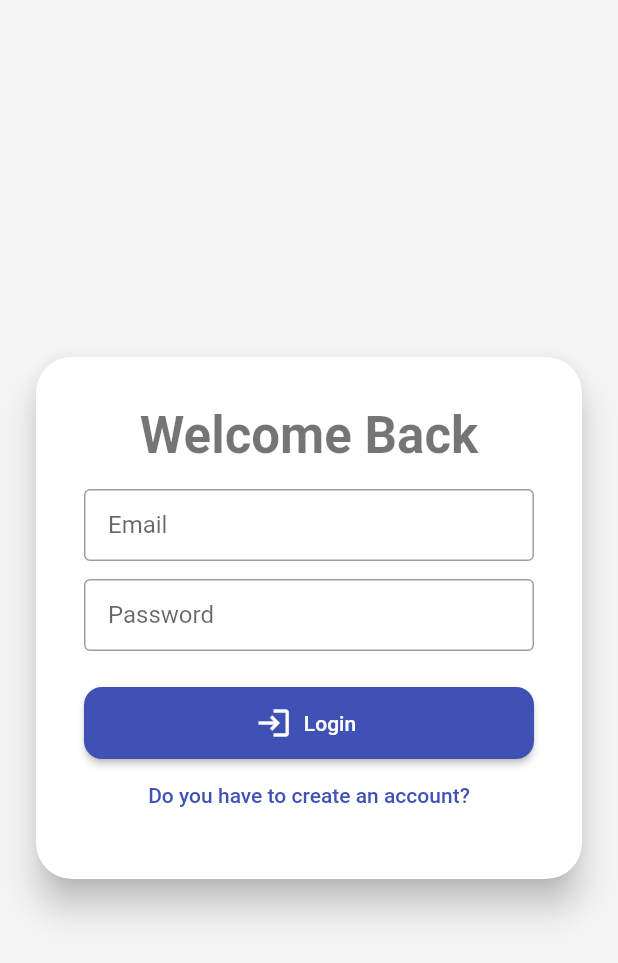
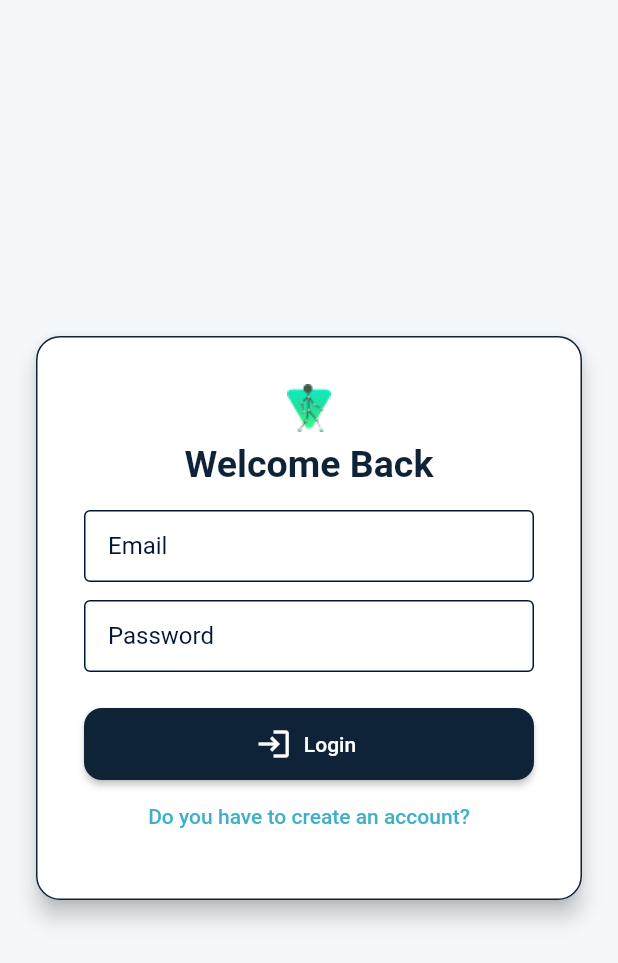
Before and after one commit to Sarmilapm/flutter-dashboard-web, a Flutter app: the screen it shows after launch, on a phone screen of 412 x 824 dp. Shown: the top 963 px of the screen. Run offline on Flutter 3.47's test engine with Material 2 defaults, Android fonts, the phone set to English and light mode, and no system bars; our stand-ins replace firebase_auth, firebase_core, fl_chart; accounts and stored records are empty.

Commit message:
Changes according modifications

```diff
--- a/lib/main.dart
+++ b/lib/main.dart
@@ -1,5 +1,7 @@
+import 'package:dashboard_app/providers/dashboard_provider.dart';
 import 'package:flutter/material.dart';
 import 'package:firebase_core/firebase_core.dart';
+import 'package:provider/provider.dart';
 import 'firebase_options.dart';
 import 'pages/login_page.dart';
 
@@ -14,18 +16,40 @@ void main() async {
 class MyApp extends StatelessWidget {
   @override
   Widget build(BuildContext context) {
-    return MaterialApp(
+    return ChangeNotifierProvider(
+        create: (_) => DashboardProvider(),
+    child:MaterialApp(
       title: 'Analytics Dashboard',
       debugShowCheckedModeBanner: false,
       theme: ThemeData(
-        primarySwatch: Colors.indigo,
-        scaffoldBackgroundColor: const Color(0xFFF5F6FA),
+        primaryColor: const Color(0xFF0E2238),
+        scaffoldBackgroundColor: const Color(0xFFF5F8FA),
+        colorScheme: ColorScheme.fromSeed(
+          seedColor: Color(0xFF3EB1C8),
+          primary: Color(0xFF0E2238),
+          secondary: Color(0xFF3EB1C8),
+          background: Color(0xFFF5F8FA),
+        ),
+        appBarTheme: const AppBarTheme(
+          backgroundColor: Color(0xFF0E2238),
+          foregroundColor: Colors.white,
+        ),
         inputDecorationTheme: const InputDecorationTheme(
           border: OutlineInputBorder(),
+          enabledBorder: OutlineInputBorder(
+            borderSide: BorderSide(color: Color(0xFF011638)),
+          ),
+          focusedBorder: OutlineInputBorder(
+            borderSide: BorderSide(color: Color(0xFF3EB1C8)),
+          ),
+          labelStyle: TextStyle(color: Color(0xFF011638)),
           contentPadding: EdgeInsets.symmetric(horizontal: 16, vertical: 12),
+        ),
+        textSelectionTheme: TextSelectionThemeData(
+          cursorColor: Color(0xFF3EB1C8),
         ),
       ),
       home: const LoginPage(),
-    );
+    ));
   }
 }
--- a/lib/pages/login_page.dart
+++ b/lib/pages/login_page.dart
@@ -48,15 +48,16 @@ class _LoginPageState extends State<LoginPage> {
 
   @override
   Widget build(BuildContext context) {
-    final theme = Theme.of(context);
-
     return Scaffold(
-      backgroundColor: Colors.grey[100],
+      backgroundColor: const Color(0xFFF5F8FA),
       body: Center(
         child: Card(
-          elevation: 10,
-          shape:
-              RoundedRectangleBorder(borderRadius: BorderRadius.circular(24)),
+          elevation: 6,
+          shape: RoundedRectangleBorder(
+            borderRadius: BorderRadius.circular(16),
+            side: BorderSide(color: Color(0xFF0E2238), width: 1),
+          ),
+          color: Colors.white,
           margin: const EdgeInsets.symmetric(horizontal: 24),
           child: AnimatedContainer(
             duration: const Duration(milliseconds: 300),
@@ -65,21 +66,36 @@ class _LoginPageState extends State<LoginPage> {
             child: Column(
               mainAxisSize: MainAxisSize.min,
               children: [
+                Image.asset('assets/images/logo.png'),
+                const SizedBox(height: 7),
                 Text(
                   _isLoginMode ? 'Welcome Back' : 'Create Account',
-                  style: theme.textTheme.headlineMedium
-                      ?.copyWith(fontWeight: FontWeight.bold),
+                  style: TextStyle(
+                    fontSize: 25,
+                    fontWeight: FontWeight.bold,
+                    color: Color(0xFF0E2238),
+                  ),
                 ),
                 const SizedBox(height: 16),
                 TextField(
                   controller: _emailController,
-                  decoration: const InputDecoration(labelText: 'Email'),
+                  decoration: InputDecoration(
+                    labelText: 'Email',
+                    filled: true,
+                    fillColor: Colors.white,
+                    border: OutlineInputBorder(borderRadius: BorderRadius.circular(8)),
+                  ),
                 ),
                 const SizedBox(height: 12),
                 TextField(
                   controller: _passwordController,
                   obscureText: true,
-                  decoration: const InputDecoration(labelText: 'Password'),
+                  decoration: InputDecoration(
+                    labelText: 'Password',
+                    filled: true,
+                    fillColor: Colors.white,
+                    border: OutlineInputBorder(borderRadius: BorderRadius.circular(8)),
+                  ),
                 ),
                 if (_error != null) ...[
                   const SizedBox(height: 12),
@@ -91,20 +107,27 @@ class _LoginPageState extends State<LoginPage> {
                     ? const CircularProgressIndicator()
                     : ElevatedButton.icon(
                   onPressed: _submit,
-                        icon: const Icon(Icons.login),
-                        label: Text(_isLoginMode ? 'Login' : 'Sign Up'),
+                  icon: const Icon(Icons.login, color: Colors.white),
+                  label: Text(
+                    _isLoginMode ? 'Login' : 'Sign Up',
+                    style: const TextStyle(color: Colors.white),
+                  ),
                   style: ElevatedButton.styleFrom(
-                          backgroundColor: Colors.indigo,
+                    backgroundColor: const Color(0xFF0E2238),
                     shape: RoundedRectangleBorder(
-                              borderRadius: BorderRadius.circular(12)),
+                      borderRadius: BorderRadius.circular(12),
+                    ),
                     minimumSize: const Size.fromHeight(48),
                   ),
                 ),
                 TextButton(
                   onPressed: _toggleMode,
-                  child: Text(_isLoginMode
+                  child: Text(
+                    _isLoginMode
                         ? 'Do you have to create an account?'
-                      : 'Already you have an account? Please Login.'),
+                        : 'Already have an account? Please Login.',
+                    style: const TextStyle(color: Color(0xFF3EB1C8)), // Accent color
+                  ),
                 ),
               ],
             ),
--- /dev/null
+++ b/lib/providers/dashboard_provider.dart
@@ -0,0 +1,73 @@
+import 'package:flutter/material.dart';
+import '../models/dashboard_data.dart';
+import '../services/csv_parser.dart';
+
+class DashboardProvider extends ChangeNotifier {
+  List<DashboardData> _allData = [];
+  List<DashboardData> _filteredData = [];
+
+  String? _selectedSite;
+  String? _selectedIndividual;
+  DateTime? _selectedDate;
+
+  bool _isLoading = true;
+
+  List<DashboardData> get filteredData => _filteredData;
+  List<DashboardData> get allData => _allData;
+  bool get isLoading => _isLoading;
+  String? get selectedSite => _selectedSite;
+  String? get selectedIndividual => _selectedIndividual;
+  DateTime? get selectedDate => _selectedDate;
+
+  DashboardProvider() {
+    loadCSVData();
+  }
+
+  Future<void> loadCSVData() async {
+    _isLoading = true;
+    notifyListeners();
+
+    final data = await CSVParser.loadDashboardData();
+    _allData = data;
+    _filteredData = data;
+    _isLoading = false;
+    notifyListeners();
+  }
+
+  void applyFilters() {
+    _filteredData = _allData.where((d) {
+      final matchSite = _selectedSite == null || d.site == _selectedSite;
+      final matchInd = _selectedIndividual == null || d.individual == _selectedIndividual;
+      final matchDate = _selectedDate == null ||
+          (d.date.year == _selectedDate!.year &&
+              d.date.month == _selectedDate!.month &&
+              d.date.day == _selectedDate!.day);
+      return matchSite && matchInd && matchDate;
+    }).toList();
+    notifyListeners();
+  }
+
+  void setSite(String? site) {
+    _selectedSite = site;
+    _selectedIndividual = null;
+    applyFilters();
+  }
+
+  void setIndividual(String? individual) {
+    _selectedIndividual = individual;
+    applyFilters();
+  }
+
+  void setDate(DateTime? date) {
+    _selectedDate = date;
+    applyFilters();
+  }
+
+  void clearFilters() {
+    _selectedSite = null;
+    _selectedIndividual = null;
+    _selectedDate = null;
+    _filteredData = _allData;
+    notifyListeners();
+  }
+}
--- a/pubspec.yaml
+++ b/pubspec.yaml
@@ -37,9 +37,12 @@ dependencies:
   cupertino_icons: ^1.0.2
   firebase_core: ^2.24.2
   firebase_auth: ^4.16.0
+  firebase_storage: ^11.6.0
   csv: ^5.0.2
   fl_chart: ^0.62.0
   intl: ^0.18.1
+  provider: ^6.1.5
+
 
 dev_dependencies:
   flutter_test:
@@ -66,6 +69,7 @@ flutter:
   # To add assets to your application, add an assets section, like this:
   assets:
     - assets/csvfiles/dashboard_data.csv
+    - assets/images/logo.png
   #   - images/a_dot_burr.jpeg
   #   - images/a_dot_ham.jpeg
 
```
Also changed, not shown: lib/pages/dashboard_page.dart (+74 -124 lines), lib/widgets/chart_widget.dart (+29 -11 lines), assets/images/logo.png (added), 3 other files. Lines whose indentation alone changed are shown as unchanged.
